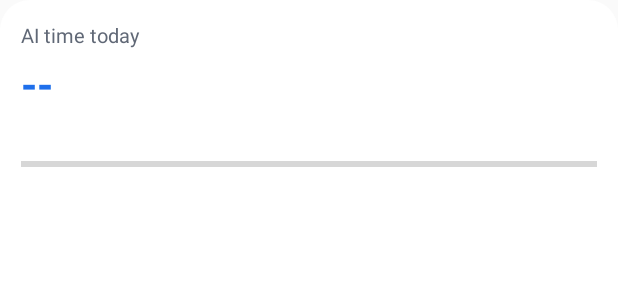
After one commit to irvan-putra/menit, an Android app: the layout widget_menit.xml on its own in the app's theme, with its tools: preview values and no code run, on a phone screen of 412 x 824 dp. The commit adds this screen. Shown: the top 300 px of the screen. Run offline under Robolectric (Android 15) with nearby library versions, the phone set to English and light mode, and no system bars.

Commit message:
Add home-screen widget and opt-in demo profile (0.2.0)

```diff
--- a/app/build.gradle
+++ b/app/build.gradle
@@ -10,8 +10,8 @@ android {
         applicationId 'com.vanipy.menit'
         minSdk 26
         targetSdk 34
-        versionCode = (project.findProperty('versionCode') ?: '3').toString().toInteger()
-        versionName = (project.findProperty('versionName') ?: '0.1.2').toString()
+        versionCode = (project.findProperty('versionCode') ?: '4').toString().toInteger()
+        versionName = (project.findProperty('versionName') ?: '0.2.0').toString()
     }
     compileOptions {
         sourceCompatibility JavaVersion.VERSION_1_8
--- /dev/null
+++ b/app/src/main/res/drawable/widget_bg.xml
@@ -0,0 +1,6 @@
+<?xml version="1.0" encoding="utf-8"?>
+<shape xmlns:android="http://schemas.android.com/apk/res/android"
+    android:shape="rectangle">
+    <solid android:color="#FFFFFF" />
+    <corners android:radius="20dp" />
+</shape>
--- /dev/null
+++ b/app/src/main/res/layout/widget_menit.xml
@@ -0,0 +1,72 @@
+<?xml version="1.0" encoding="utf-8"?>
+<LinearLayout xmlns:android="http://schemas.android.com/apk/res/android"
+    android:id="@+id/widget_root"
+    android:layout_width="match_parent"
+    android:layout_height="match_parent"
+    android:orientation="vertical"
+    android:background="@drawable/widget_bg"
+    android:padding="14dp">
+
+    <LinearLayout
+        android:layout_width="match_parent"
+        android:layout_height="wrap_content"
+        android:orientation="horizontal">
+
+        <TextView
+            android:layout_width="0dp"
+            android:layout_height="wrap_content"
+            android:layout_weight="1"
+            android:text="AI time today"
+            android:textColor="#606876"
+            android:textSize="13sp" />
+
+        <TextView
+            android:id="@+id/widget_demo_badge"
+            android:layout_width="wrap_content"
+            android:layout_height="wrap_content"
+            android:text="DEMO"
+            android:textColor="#B42828"
+            android:textSize="11sp"
+            android:textStyle="bold"
+            android:visibility="gone" />
+    </LinearLayout>
+
+    <TextView
+        android:id="@+id/widget_ai_time"
+        android:layout_width="wrap_content"
+        android:layout_height="wrap_content"
+        android:layout_marginTop="4dp"
+        android:text="--"
+        android:textColor="#1F6FEB"
+        android:textSize="28sp"
+        android:textStyle="bold" />
+
+    <TextView
+        android:id="@+id/widget_detail"
+        android:layout_width="wrap_content"
+        android:layout_height="wrap_content"
+        android:layout_marginTop="2dp"
+        android:text=""
+        android:textColor="#181C24"
+        android:textSize="13sp" />
+
+    <ProgressBar
+        android:id="@+id/widget_progress"
+        style="?android:attr/progressBarStyleHorizontal"
+        android:layout_width="match_parent"
+        android:layout_height="wrap_content"
+        android:layout_marginTop="6dp"
+        android:max="100"
+        android:progress="0" />
+
+    <TextView
+        android:id="@+id/widget_apps"
+        android:layout_width="wrap_content"
+        android:layout_height="wrap_content"
+        android:layout_marginTop="4dp"
+        android:text=""
+        android:textColor="#606876"
+        android:textSize="12sp"
+        android:maxLines="1"
+        android:ellipsize="end" />
+</LinearLayout>
--- /dev/null
+++ b/app/src/main/res/values/strings.xml
@@ -0,0 +1,4 @@
+<?xml version="1.0" encoding="utf-8"?>
+<resources>
+    <string name="widget_menit_desc">Today\'s AI time at a glance</string>
+</resources>
```
Also changed, not shown: app/src/main/AndroidManifest.xml (+10 -0 lines), app/src/main/java/com/vanipy/menit/DemoData.java (added, +33 -0 lines), app/src/main/java/com/vanipy/menit/DemoMode.java (added, +20 -0 lines), app/src/main/java/com/vanipy/menit/MainActivity.java (+45 -13 lines), app/src/main/java/com/vanipy/menit/MenitWidgetProvider.java (added, +79 -0 lines), app/src/main/res/xml/widget_menit_info.xml (added, +11 -0 lines), app/src/main/res/mipmap-hdpi/ic_launcher.png, app/src/main/res/mipmap-mdpi/ic_launcher.png, app/src/main/res/mipmap-xhdpi/ic_launcher.png, app/src/main/res/mipmap-xxhdpi/ic_launcher.png, app/src/main/res/mipmap-xxxhdpi/ic_launcher.png, 3 other files.
